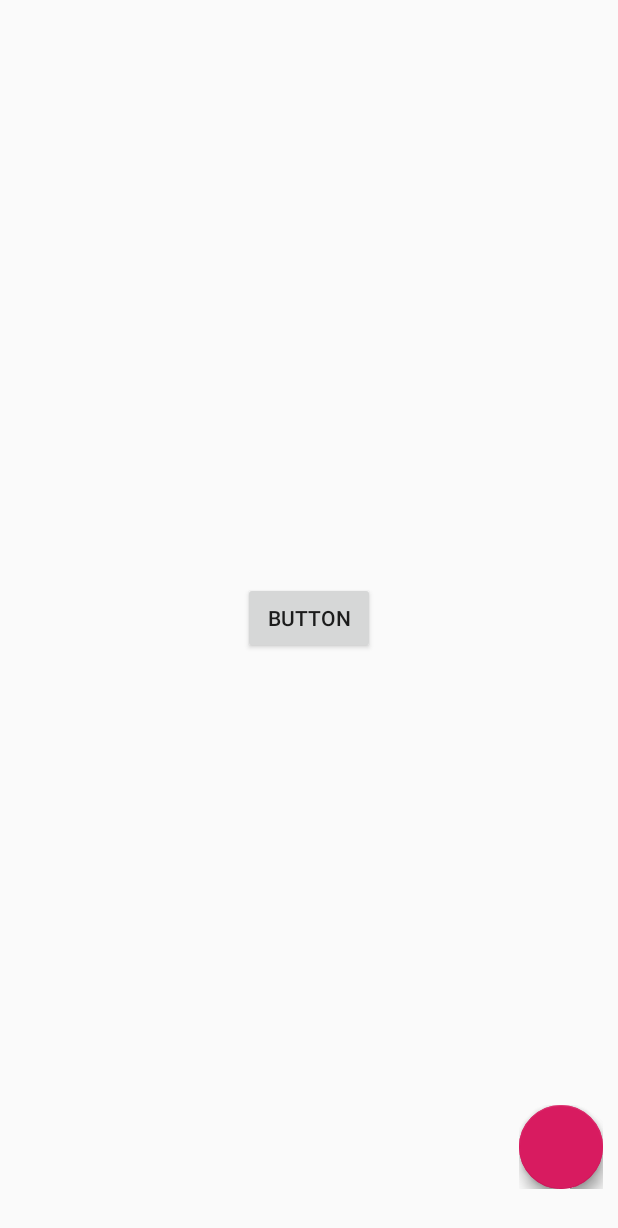
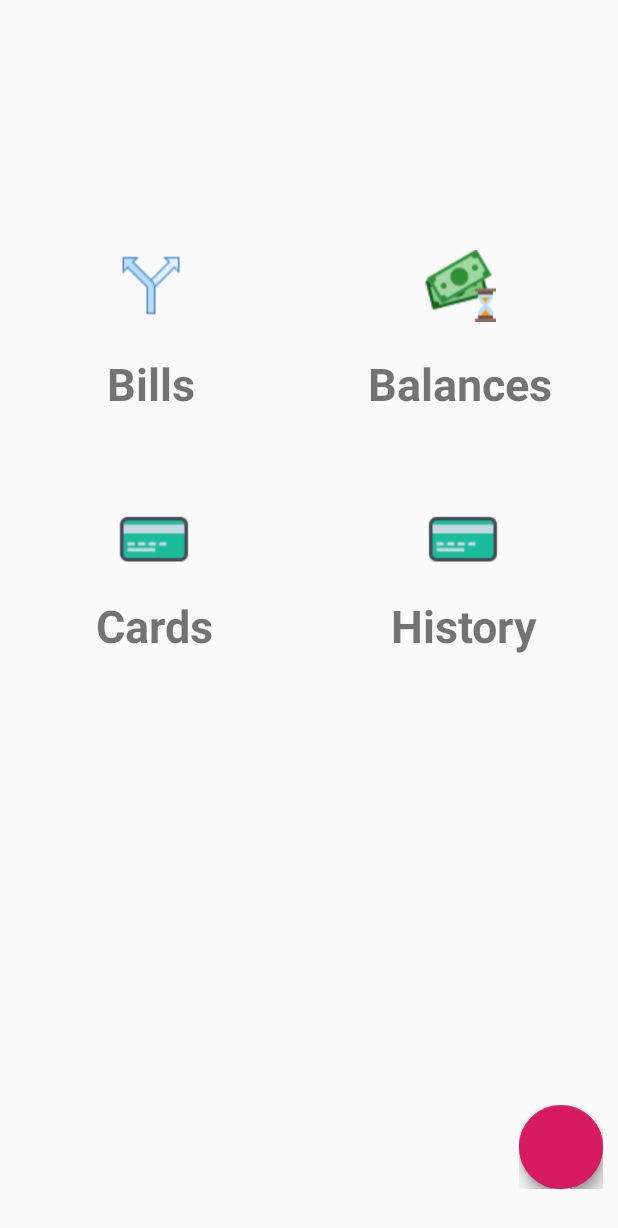
Before and after one commit to achuth10/AGSH, an Android app: the layout activity_dashboard.xml on its own in the app's theme, with its tools: preview values and no code run, on a phone screen of 412 x 824 dp. Shown: the top 1228 px of the screen. Run offline under Robolectric (Android 15) with nearby library versions, the phone set to English and light mode, and no system bars; plain views replace FloatingActionButton, FloatingActionsMenu.

Commit message:
Bug fixes

```diff
--- a/app/src/main/java/com/example/agsh/AddBalance.java
+++ b/app/src/main/java/com/example/agsh/AddBalance.java
@@ -123,21 +123,21 @@ private EditText amt;
     private void toast(String amazon_pay) {
         Toast.makeText(getApplicationContext(),amazon_pay,Toast.LENGTH_SHORT).show();
     }
-
-    public boolean onCreateOptionsMenu(Menu menu) {
-        getMenuInflater().inflate(R.menu.invitemenu, menu);
-        return true;
-    }
-    public boolean onOptionsItemSelected(MenuItem item) {
-
-        switch (item.getItemId()) {
-            case R.id.urinvites:
-                startActivity(new Intent(getApplicationContext(),Invites.class));
-                return true;
-            default:
-                return super.onOptionsItemSelected(item);
-        }
-    }
+//
+//    public boolean onCreateOptionsMenu(Menu menu) {
+//        getMenuInflater().inflate(R.menu.invitemenu, menu);
+//        return true;
+//    }
+//    public boolean onOptionsItemSelected(MenuItem item) {
+//
+//        switch (item.getItemId()) {
+//            case R.id.urinvites:
+//                startActivity(new Intent(getApplicationContext(),Invites.class));
+//                return true;
+//            default:
+//                return super.onOptionsItemSelected(item);
+//        }
+//    }
 
     private void init() {
         numref.addListenerForSingleValueEvent(new ValueEventListener() {
--- a/app/src/main/java/com/example/agsh/Dashboard.java
+++ b/app/src/main/java/com/example/agsh/Dashboard.java
@@ -12,6 +12,7 @@ import android.widget.TextView;
 
 import com.example.agsh.Models.User;
 import com.getbase.floatingactionbutton.FloatingActionButton;
+import com.getbase.floatingactionbutton.FloatingActionsMenu;
 import com.google.firebase.auth.FirebaseAuth;
 import com.google.firebase.database.DataSnapshot;
 import com.google.firebase.database.DatabaseError;
@@ -21,26 +22,41 @@ import com.google.firebase.database.ValueEventListener;
 
 public class Dashboard extends AppCompatActivity {//implements SwipeRefreshLayout.OnRefreshListener {
     private FloatingActionButton invite,receive;
+    private FloatingActionsMenu floatingActionsMenu;
     private DatabaseReference UserDatabaseReference,numref;
     private FirebaseAuth mauth ;
     private User user;
     private String accbal;
-    private TextView accountbal;
+    private TextView accountbal,bills,history,balances,cards;
     private SwipeRefreshLayout swiperefresh;
-    private Button button;
 
     @Override
     protected void onCreate(Bundle savedInstanceState) {
         super.onCreate(savedInstanceState);
         setContentView(R.layout.activity_dashboard);
         mauth=FirebaseAuth.getInstance();
+        floatingActionsMenu= findViewById(R.id.Fam);
         swiperefresh= findViewById(R.id.swiperefresh);
+        balances= findViewById(R.id.BalanceDashboardBtn);
+        bills = findViewById(R.id.DashboardBillsBtn);
+        history= findViewById(R.id.TransactionBtn);
+        cards= findViewById(R.id.DashboardCardsBtn);
         swiperefresh.setRefreshing(true);
-        button=findViewById(R.id.Balancebtn);
-        button.setOnClickListener(new View.OnClickListener() {
+        floatingActionsMenu.setVisibility(View.INVISIBLE);
+        balances.setVisibility(View.INVISIBLE);
+        bills.setVisibility(View.INVISIBLE);
+        cards.setVisibility(View.INVISIBLE);
+        history.setVisibility(View.INVISIBLE);
+        balances.setOnClickListener(new View.OnClickListener() {
             @Override
             public void onClick(View v) {
                 startActivity(new Intent(getApplicationContext(),Balances.class));
+            }
+        });
+        bills.setOnClickListener(new View.OnClickListener() {
+            @Override
+            public void onClick(View v) {
+                startActivity(new Intent(getApplicationContext(),Invites.class));
             }
         });
         UserDatabaseReference = FirebaseDatabase.getInstance().getReference().child("Users");
@@ -49,7 +65,8 @@ public class Dashboard extends AppCompatActivity {//implements SwipeRefreshLayou
         accountbal=findViewById(R.id.accbal);
         invite= findViewById(R.id.fab1);
         receive=findViewById(R.id.fab2);
-
+        receive.setVisibility(View.INVISIBLE);
+        invite.setVisibility(View.INVISIBLE);
         invite.setOnClickListener(new View.OnClickListener() {
             @Override
             public void onClick(View v) {
@@ -75,6 +92,13 @@ public class Dashboard extends AppCompatActivity {//implements SwipeRefreshLayou
                 user = dataSnapshot.getValue(User.class);
                 accbal = user.getAccbal();
                 accountbal.setText("Pay connect balance " + accbal);
+                balances.setVisibility(View.VISIBLE);
+                bills.setVisibility(View.VISIBLE);
+                cards.setVisibility(View.VISIBLE);
+                history.setVisibility(View.VISIBLE);
+                receive.setVisibility(View.VISIBLE);
+                invite.setVisibility(View.VISIBLE);
+                floatingActionsMenu.setVisibility(View.VISIBLE);
                 swiperefresh.setRefreshing(false);
             }
 
--- a/app/src/main/res/layout/activity_dashboard.xml
+++ b/app/src/main/res/layout/activity_dashboard.xml
@@ -18,8 +18,129 @@
         android:layout_centerHorizontal="true"
         android:layout_marginTop="30dp"/>
 
+    <LinearLayout
+        android:layout_width="match_parent"
+        android:layout_height="match_parent"
+        android:id="@+id/linearlayout"
+        android:layout_marginTop="150dp"
+        android:orientation="vertical">
+        <LinearLayout
+            android:layout_width="match_parent"
+            android:layout_height="wrap_content"
+            android:orientation="horizontal"
+            android:baselineAligned="false"
+            >
+                        <LinearLayout
+                            android:layout_width="wrap_content"
+                            android:layout_height="wrap_content"
+                            android:layout_weight="1"
+                            android:layout_margin="15dp"
+                            android:orientation="vertical">
+
+                            <ImageView
+                                android:layout_width="wrap_content"
+                                android:layout_height="50dp"
+                                android:layout_gravity="center"
+                                android:src="@drawable/split" />
+                    <TextView
+                        android:layout_width="match_parent"
+                        android:layout_margin="20dp"
+                        android:layout_height="wrap_content"
+                        android:textSize="30sp"
+                        android:text="Bills"
+                        android:id="@+id/DashboardBillsBtn"
+                        android:textStyle="bold"
+                        android:gravity="center"
+                        />
+
+                        </LinearLayout>
+
+            <LinearLayout
+                android:layout_width="wrap_content"
+                android:layout_height="wrap_content"
+                android:layout_weight="1"
+                android:layout_margin="15dp"
+                android:orientation="vertical">
+
+                <ImageView
+                    android:layout_width="wrap_content"
+                    android:layout_height="50dp"
+                    android:src="@drawable/history"
+                    android:layout_gravity="center"/>
+                <TextView
+                    android:layout_width="match_parent"
+                    android:layout_margin="20dp"
+                    android:layout_height="wrap_content"
+                    android:text="Balances"
+                    android:id="@+id/BalanceDashboardBtn"
+                    android:textSize="30sp"
+                    android:gravity="center"
+                    android:textStyle="bold" />
+
+            </LinearLayout>
+
+
+        </LinearLayout>
+
+
+        <LinearLayout
+            android:layout_width="match_parent"
+            android:layout_height="wrap_content"
+            android:orientation="horizontal"
+            >
+            <LinearLayout
+                android:layout_width="wrap_content"
+                android:layout_height="wrap_content"
+                android:layout_weight="1"
+                android:layout_margin="15dp"
+                android:orientation="vertical">
+
+                <ImageView
+                    android:layout_width="wrap_content"
+                    android:layout_height="50dp"
+                    android:src="@drawable/card"
+                    android:layout_gravity="center"/>
+                <TextView
+                    android:layout_width="match_parent"
+                    android:layout_height="wrap_content"
+                    android:layout_margin="20dp"
+                    android:text="Cards"
+                    android:id="@+id/DashboardCardsBtn"
+                    android:textSize="30sp"
+                    android:gravity="center"
+                    android:textStyle="bold" />
+
+            </LinearLayout>
+
+                    <LinearLayout
+                        android:layout_width="wrap_content"
+                        android:layout_height="wrap_content"
+                        android:layout_weight="1"
+                        android:layout_margin="15dp"
+                        android:orientation="vertical">
+                        <ImageView
+                            android:layout_width="wrap_content"
+                            android:layout_height="50dp"
+                            android:src="@drawable/card"
+                            android:layout_gravity="center"/>
+                    <TextView
+                        android:layout_width="match_parent"
+                        android:layout_height="wrap_content"
+                        android:layout_margin="20dp"
+                        android:text="History"
+                        android:id="@+id/TransactionBtn"
+                        android:gravity="center"
+                        android:textSize="30sp"
+                        android:textStyle="bold" />
+
+                    </LinearLayout>
+        </LinearLayout>
+    </LinearLayout>
+
+
 
     <com.getbase.floatingactionbutton.FloatingActionsMenu
+        android:id="@+id/Fam"
         android:layout_width="wrap_content"
         android:layout_height="wrap_content"
         android:layout_alignParentEnd="true"
@@ -49,13 +170,5 @@
             app:fab_title="Request Money" />
         </com.getbase.floatingactionbutton.FloatingActionsMenu>
 
-    <Button
-        android:id="@+id/Balancebtn"
-        android:layout_width="wrap_content"
-        android:layout_height="wrap_content"
-        android:layout_centerHorizontal="true"
-        android:layout_centerVertical="true"
-        android:text="Button" />
-
 </RelativeLayout>
 </androidx.swiperefreshlayout.widget.SwipeRefreshLayout>
```
Also changed, not shown: app/src/main/res/drawable/card.png (added), app/src/main/res/drawable/history.png (added), app/src/main/res/drawable/split.png (added).
